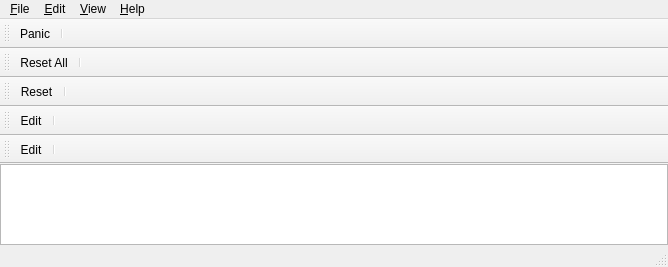
First picture: the form in trunk/src/vpiano.ui, repository svn2github/vmpk, before the edit.
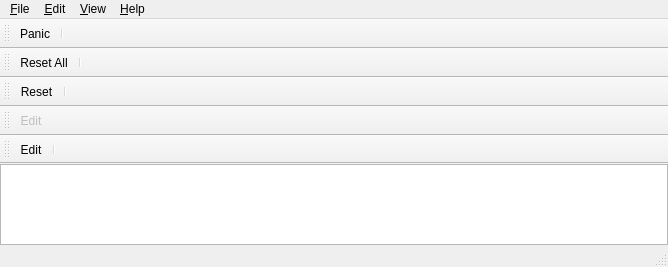
Second picture: the form after the edit. Custom widgets are drawn as their Qt base class.

Diff of the .ui file:
```diff
--- a/trunk/src/vpiano.ui
+++ b/trunk/src/vpiano.ui
@@ -167,7 +167,6 @@
     <bool>true</bool>
    </attribute>
    <addaction name="actionEditPrograms"/>
-   <addaction name="separator"/>
   </widget>
   <widget class="QToolBar" name="toolBarExtra">
    <property name="sizePolicy">
@@ -356,6 +355,9 @@
    </property>
   </action>
   <action name="actionEditPrograms">
+   <property name="enabled">
+    <bool>false</bool>
+   </property>
    <property name="text">
     <string>Edit</string>
    </property>
```
Left out of the diff: 26 changed lines with no effect on the pictures.
